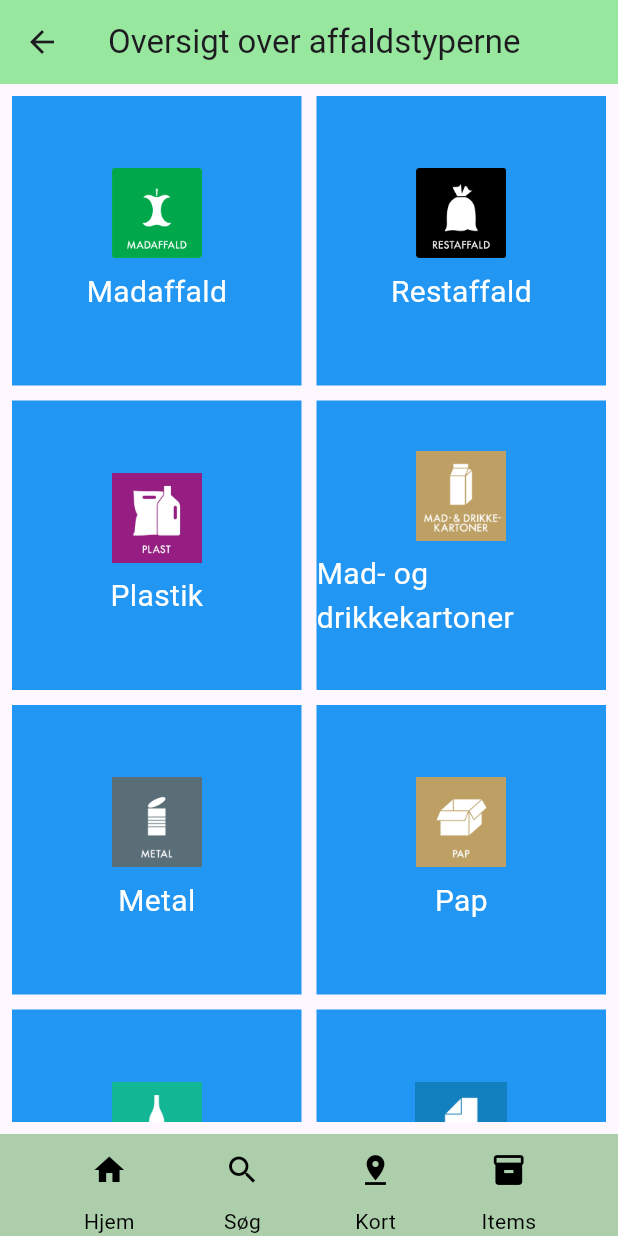
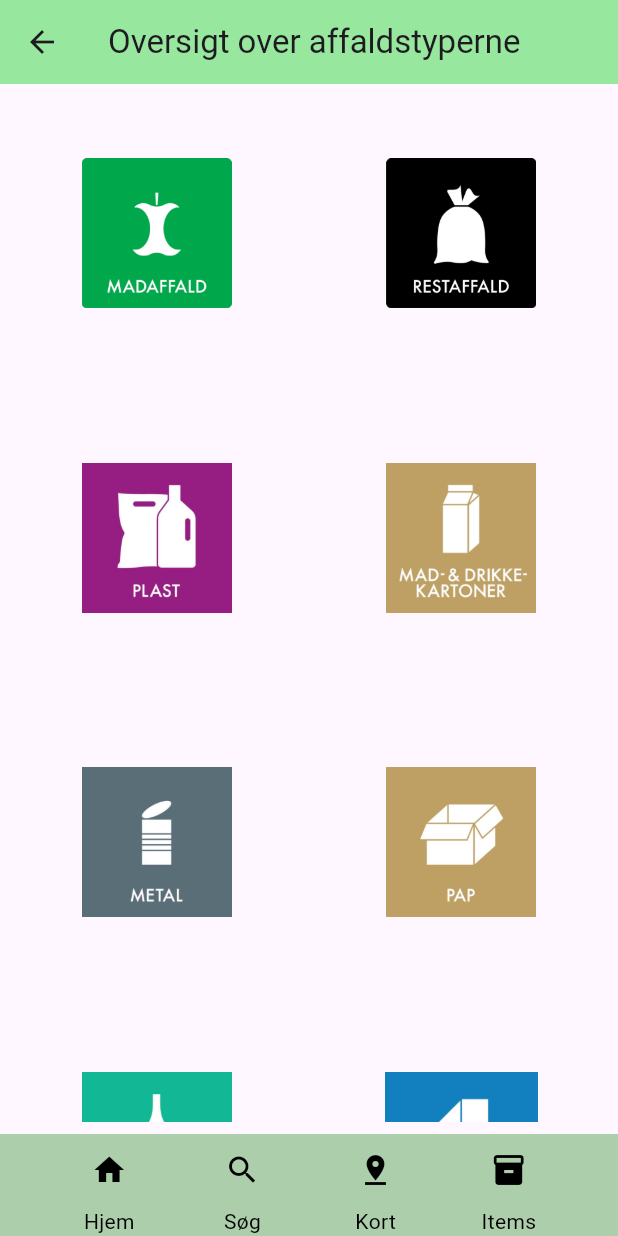
Before and after one commit to JohanHH1/SoftwareprojectFlutter, a Flutter app: the Affaldstyper screen opened directly, on a phone screen of 412 x 824 dp. Run offline on Flutter 3.47's test engine with Material 3 defaults, Android fonts, the phone set to English and light mode, and no system bars; our stand-ins replace cloud_firestore, firebase_core, firebase_storage, flutter_map, latlong2, readmore; missing offline and left inert: flutter_map_location_marker; accounts and stored records are empty; network calls fail; statements that could not run were skipped.

Commit message:
Vis alle affaldstyper page

```diff
--- a/flutter_application_1/lib/Affaldstyper.dart
+++ b/flutter_application_1/lib/Affaldstyper.dart
@@ -73,19 +73,14 @@ class Affaldstyper extends StatelessWidget {
                 );
               },
                child: Container(
-        color: Colors.blue,
         child: Column(
           mainAxisAlignment: MainAxisAlignment.center,
           children: [
             Image.asset(
-              atyper[index].biilede,
-              height: 60, // Adjust as needed
+              atyper[index].billede,
+              height: 100, // Adjust as needed
             ),
-            SizedBox(height: 8),
-            Text(
-              atyper[index].navn,
-              style: TextStyle(color: Colors.white, fontSize: 20),
-            ),
+            SizedBox(height: 10),
           ],
         ),
       ),
@@ -99,21 +94,20 @@ class Affaldstyper extends StatelessWidget {
 }
 
 class Atype {
-  final String navn;
-  final String biilede;
+  final String billede;
 
-  Atype(this.navn, this.biilede);
+  Atype(this.billede);
 }
 
 List<Atype> atyper = [
-  Atype('Madaffald', 'assets/madaffald.png'),
-  Atype('Restaffald', 'assets/Restaffald.png'),
-  Atype('Plastik',  'assets/plast.jpg'),
-  Atype('Mad- og drikkekartoner',  'assets/madOgDrikke.jpg'),
-  Atype('Metal',  'assets/metal.jpg'),
-  Atype('Pap',  'assets/pap.jpg'),
-  Atype('Glas', 'assets/glas.jpg'),
-  Atype('Papir', 'assets/papir.jpg'),
-  Atype('Farligtaffald',  'assets/farligtaffald.png'),
-  Atype('Tekstilaffald',  'assets/tekstil.jpg'),
+  Atype('assets/madaffald.png'),
+  Atype('assets/Restaffald.png'),
+  Atype('assets/plast.jpg'),
+  Atype('assets/madOgDrikke.jpg'),
+  Atype('assets/metal.jpg'),
+  Atype('assets/pap.jpg'),
+  Atype('assets/glas.jpg'),
+  Atype('assets/papir.jpg'),
+  Atype('assets/farligtaffald.png'),
+  Atype('assets/tekstil.jpg'),
 ];
```
